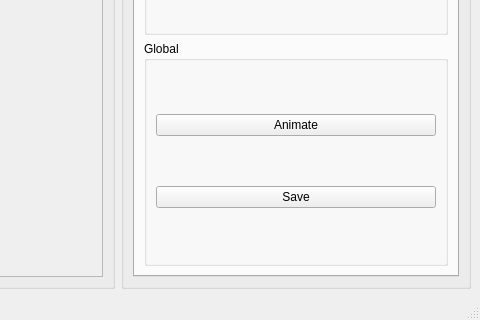
This is Formation Editor/src/FormationEditor.ui in markdoerr/ntssp as Qt 5 draws it before an edit; both pictures show x 414 to 894 and y 494 to 814 of the 894 by 814 pixel window. The edited form follows.
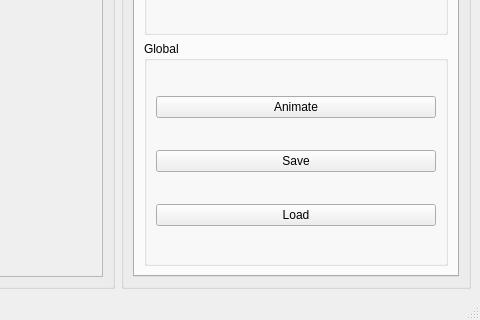
This is the edited form. The open tabs and pages were chosen to show the change.

What changed in the file:
```diff
--- a/Formation Editor/src/FormationEditor.ui
+++ b/Formation Editor/src/FormationEditor.ui
@@ -134,6 +134,13 @@
                 </property>
                </widget>
               </item>
+              <item>
+               <widget class="QPushButton" name="Load" >
+                <property name="text" >
+                 <string>Load</string>
+                </property>
+               </widget>
+              </item>
              </layout>
             </widget>
            </item>
```
Left out of the diff: 22 changed lines with no effect on the pictures.
